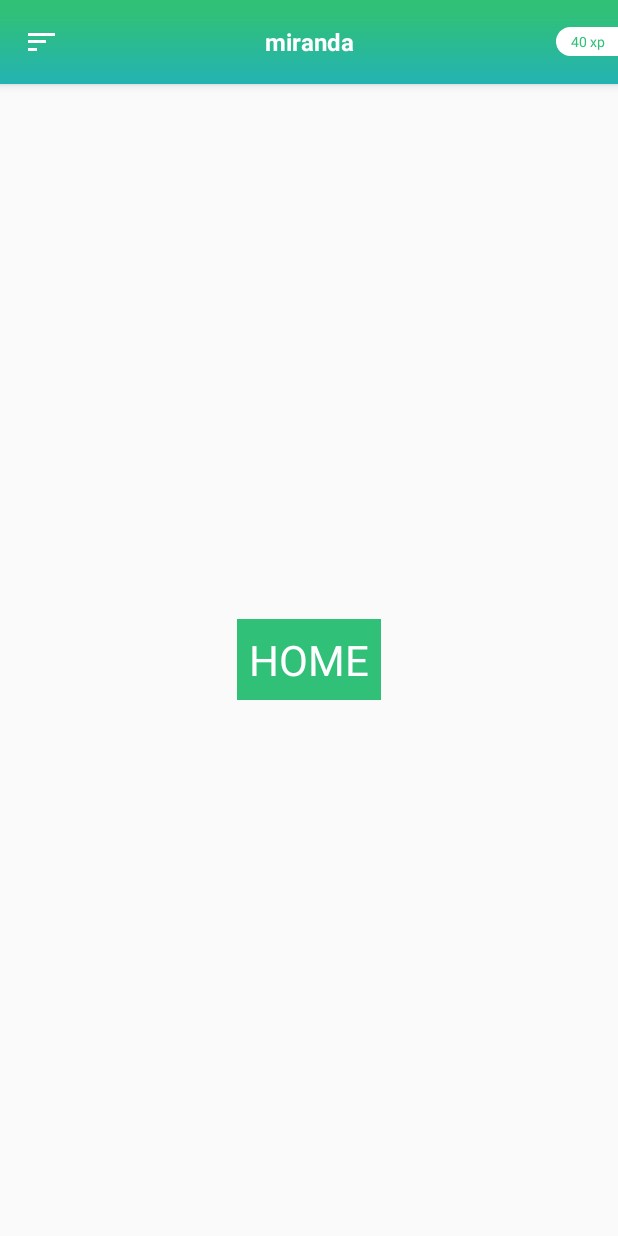
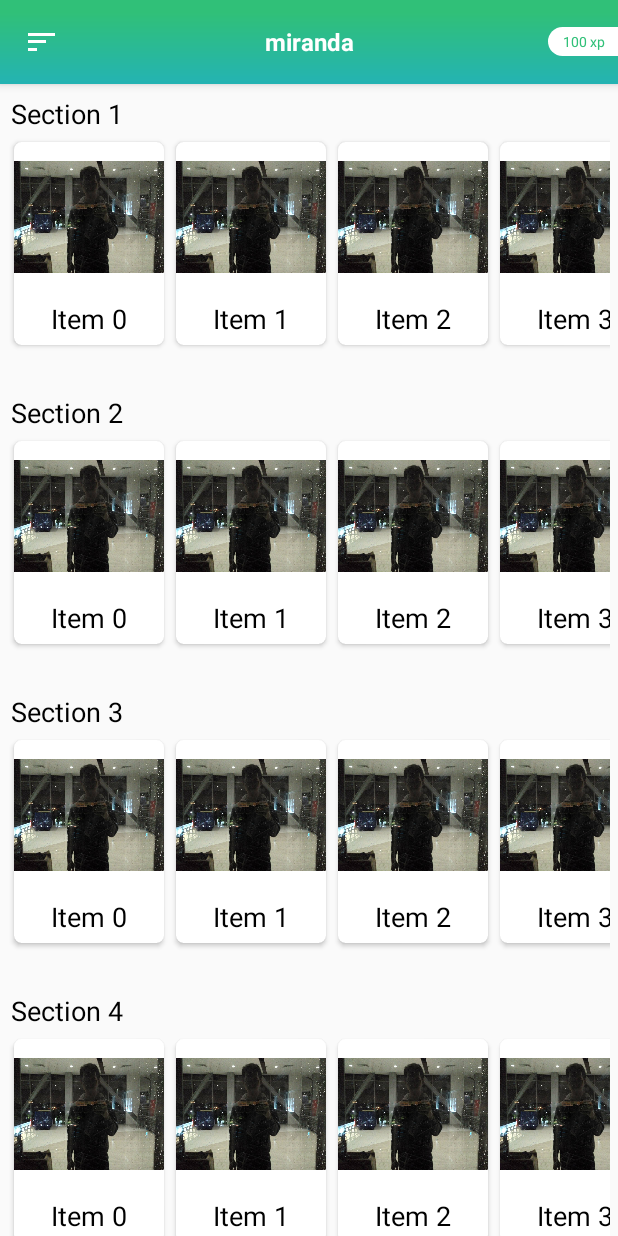
Before and after one commit to burhanahmeed/Miranda, an Android app: the screen it shows after launch (MainActivity), on a phone screen of 412 x 824 dp. Run offline under Robolectric (Android 15) with nearby library versions, the phone set to English and light mode, and no system bars.

Commit message:
swipe not done

```diff
--- a/app/build.gradle
+++ b/app/build.gradle
@@ -37,7 +37,5 @@ dependencies {
     compile 'de.hdodenhof:circleimageview:1.2.1'
     compile 'com.android.support:recyclerview-v7:26.0.+'
     compile 'com.android.support:design:26.+'
-    compile 'com.jakewharton:butterknife:8.5.1'
-    annotationProcessor 'com.jakewharton:butterknife-compiler:8.5.1'
-    apply plugin: 'com.jakewharton.butterknife'
+    compile 'com.android.support:cardview-v7:+'
 }
--- a/app/src/main/java/com/ayotong/miranda/MainActivity.java
+++ b/app/src/main/java/com/ayotong/miranda/MainActivity.java
@@ -42,7 +42,7 @@ public class MainActivity extends AppCompatActivity {
     private NavigationView navigationView;
     private DrawerLayout drawerLayout;
 
-    TextView name, cond;
+    TextView name, cond,level;
 
     @Override
     protected void onCreate(Bundle savedInstanceState) {
@@ -66,8 +66,10 @@ public class MainActivity extends AppCompatActivity {
 /*View view=navigationView.inflateHeaderView(R.layout.nav_header_main);*/
         name = (TextView)header.findViewById(R.id.username);
         cond = (TextView)header.findViewById(R.id.condisi);
+        level = (TextView)findViewById(R.id.level);
         name.setText("Teh");
         cond.setText("Healthy");
+        level.setText("100 xp");
         ImageView img = (ImageView)header.findViewById(R.id.profile_image);
         Resources res = getResources(); // need this to fetch the drawable
         Drawable draw = res.getDrawable( R.drawable.teh );
--- /dev/null
+++ b/app/src/main/java/com/ayotong/miranda/adapter/HomeRecyclerCardViewAdapter.java
@@ -0,0 +1,99 @@
+package com.ayotong.miranda.adapter;
+
+import android.content.Context;
+import android.support.v7.widget.LinearLayoutManager;
+import android.support.v7.widget.RecyclerView;
+import android.view.LayoutInflater;
+import android.view.View;
+import android.view.ViewGroup;
+import android.widget.Button;
+import android.widget.TextView;
+import android.widget.Toast;
+
+import com.ayotong.miranda.R;
+import com.ayotong.miranda.model.HomeDataModel;
+
+import java.util.ArrayList;
+
+public class HomeRecyclerCardViewAdapter extends RecyclerView.Adapter<HomeRecyclerCardViewAdapter.ItemRowHolder> {
+
+    private ArrayList<HomeDataModel> dataList;
+    private Context mContext;
+
+    public HomeRecyclerCardViewAdapter(Context context, ArrayList<HomeDataModel> dataList) {
+        this.dataList = dataList;
+        this.mContext = context;
+    }
+
+    @Override
+    public ItemRowHolder onCreateViewHolder(ViewGroup viewGroup, int i) {
+        View v = LayoutInflater.from(viewGroup.getContext()).inflate(R.layout.home_list_item, null);
+        ItemRowHolder mh = new ItemRowHolder(v);
+        return mh;
+    }
+
+    @Override
+    public void onBindViewHolder(ItemRowHolder itemRowHolder, int i) {
+
+        final String sectionName = dataList.get(i).getHeaderTitle();
+
+        ArrayList singleSectionItems = dataList.get(i).getAllItemsInSection();
+
+        itemRowHolder.itemTitle.setText(sectionName);
+
+        SectionListDataAdapter itemListDataAdapter = new SectionListDataAdapter(mContext, singleSectionItems);
+
+        itemRowHolder.recycler_view_list.setHasFixedSize(true);
+        itemRowHolder.recycler_view_list.setLayoutManager(new LinearLayoutManager(mContext, LinearLayoutManager.HORIZONTAL, false));
+        itemRowHolder.recycler_view_list.setAdapter(itemListDataAdapter);
+
+
+//        itemRowHolder.btnMore.setOnClickListener(new View.OnClickListener() {
+//            @Override
+//            public void onClick(View v) {
+//
+//
+//                Toast.makeText(v.getContext(), "click event on more, "+sectionName , Toast.LENGTH_SHORT).show();
+//
+//
+//
+//            }
+//        });
+
+
+       /* Glide.with(mContext)
+                .load(feedItem.getImageURL())
+                .diskCacheStrategy(DiskCacheStrategy.ALL)
+                .centerCrop()
+                .error(R.drawable.bg)
+                .into(feedListRowHolder.thumbView);*/
+    }
+
+    @Override
+    public int getItemCount() {
+        return (null != dataList ? dataList.size() : 0);
+    }
+
+    public class ItemRowHolder extends RecyclerView.ViewHolder {
+
+        protected TextView itemTitle;
+
+        protected RecyclerView recycler_view_list;
+
+//        protected Button btnMore;
+
+
+
+        public ItemRowHolder(View view) {
+            super(view);
+
+            this.itemTitle = (TextView) view.findViewById(R.id.itemTitle);
+            this.recycler_view_list = (RecyclerView) view.findViewById(R.id.recycler_view_list);
+//            this.btnMore= (Button) view.findViewById(R.id.btnMore);
+
+
+        }
+
+    }
+
+}
--- /dev/null
+++ b/app/src/main/java/com/ayotong/miranda/adapter/SectionListDataAdapter.java
@@ -0,0 +1,88 @@
+package com.ayotong.miranda.adapter;
+
+/**
+ * Created by burhan on 08/07/17.
+ */
+
+import android.content.Context;
+import android.support.v7.widget.RecyclerView;
+import android.view.LayoutInflater;
+import android.view.View;
+import android.view.ViewGroup;
+import android.widget.ImageView;
+import android.widget.TextView;
+import android.widget.Toast;
+
+import com.ayotong.miranda.R;
+import com.ayotong.miranda.model.Home_carousel;
+
+import java.util.ArrayList;
+
+public class SectionListDataAdapter extends RecyclerView.Adapter<SectionListDataAdapter.SingleItemRowHolder> {
+
+    private ArrayList<Home_carousel> itemsList;
+    private Context mContext;
+
+    public SectionListDataAdapter(Context context, ArrayList<Home_carousel> itemsList) {
+        this.itemsList = itemsList;
+        this.mContext = context;
+    }
+
+    @Override
+    public SingleItemRowHolder onCreateViewHolder(ViewGroup viewGroup, int i) {
+        View v = LayoutInflater.from(viewGroup.getContext()).inflate(R.layout.carousel_home, null);
+        SingleItemRowHolder mh = new SingleItemRowHolder(v);
+        return mh;
+    }
+
+    @Override
+    public void onBindViewHolder(SingleItemRowHolder holder, int i) {
+
+        Home_carousel singleItem = itemsList.get(i);
+
+        holder.tvTitle.setText(singleItem.getName());
+
+
+       /* Glide.with(mContext)
+                .load(feedItem.getImageURL())
+                .diskCacheStrategy(DiskCacheStrategy.ALL)
+                .centerCrop()
+                .error(R.drawable.bg)
+                .into(feedListRowHolder.thumbView);*/
+    }
+
+    @Override
+    public int getItemCount() {
+        return (null != itemsList ? itemsList.size() : 0);
+    }
+
+    public class SingleItemRowHolder extends RecyclerView.ViewHolder {
+
+        protected TextView tvTitle;
+
+        protected ImageView itemImage;
+
+
+        public SingleItemRowHolder(View view) {
+            super(view);
+
+            this.tvTitle = (TextView) view.findViewById(R.id.tvTitle);
+            this.itemImage = (ImageView) view.findViewById(R.id.itemImage);
+
+
+            view.setOnClickListener(new View.OnClickListener() {
+                @Override
+                public void onClick(View v) {
+
+
+                    Toast.makeText(v.getContext(), tvTitle.getText(), Toast.LENGTH_SHORT).show();
+
+                }
+            });
+
+
+        }
+
+    }
+
+}
--- a/app/src/main/java/com/ayotong/miranda/app/Home_fragment.java
+++ b/app/src/main/java/com/ayotong/miranda/app/Home_fragment.java
@@ -1,24 +1,76 @@
 package com.ayotong.miranda.app;
 
 //import android.app.Fragment;
+import android.support.annotation.Nullable;
 import android.support.v4.app.Fragment;
+import android.support.v7.app.AppCompatActivity;
 import android.os.Bundle;
-import android.support.annotation.Nullable;
+import android.support.v7.widget.LinearLayoutManager;
+import android.support.v7.widget.RecyclerView;
+import android.view.GestureDetector;
 import android.view.LayoutInflater;
+import android.view.MotionEvent;
 import android.view.View;
 import android.view.ViewGroup;
+import android.widget.Toast;
+;
+import com.ayotong.miranda.R;
+import com.ayotong.miranda.adapter.HomeRecyclerCardViewAdapter;
+import com.ayotong.miranda.model.HomeDataModel;
+import com.ayotong.miranda.model.Home_carousel;
 
-import com.ayotong.miranda.R;
+import java.util.ArrayList;
 
 /**
  * Created by burhan on 06/07/17.
  */
 
 public class Home_fragment extends Fragment {
+
+    RecyclerView recyclerView;
+    ArrayList<String> Number;
+    RecyclerView.LayoutManager RecyclerViewLayoutManager;
+    HomeRecyclerCardViewAdapter homeRecycle;
+    LinearLayoutManager HorizontalLayout;
+    View ChildView;
+    int RecyclerViewItemPosition;
+    ArrayList<HomeDataModel> allSampleData;
+
     @Nullable
     @Override
     public View onCreateView(LayoutInflater inflater, ViewGroup container, Bundle savedInstanceState) {
-        View v = inflater.inflate(R.layout.fragment_home,container,false);
-        return v;
+        View v = inflater.inflate(R.layout.fragment_home, container, false);
+
+        allSampleData = new ArrayList<HomeDataModel>();
+
+        createDummyData();
+        recyclerView = (RecyclerView) v.findViewById(R.id.home_carousel);
+        recyclerView.setHasFixedSize(true);
+        HomeRecyclerCardViewAdapter homeAdapter = new HomeRecyclerCardViewAdapter(getActivity(), allSampleData);
+        recyclerView.setLayoutManager(new LinearLayoutManager(getActivity(), LinearLayoutManager.VERTICAL, false));
+
+        recyclerView.setAdapter(homeAdapter);
+
+        return v; //return the fragmentview
+    }
+
+    // function to add items in RecyclerView.
+    public void createDummyData() {
+        for (int i = 1; i <= 5; i++) {
+
+            HomeDataModel dm = new HomeDataModel();
+
+            dm.setHeaderTitle("Section " + i);
+
+            ArrayList<Home_carousel> singleItem = new ArrayList<Home_carousel>();
+            for (int j = 0; j <= 5; j++) {
+                singleItem.add(new Home_carousel("Item " + j, "URL " + j));
+            }
+
+            dm.setAllItemsInSection(singleItem);
+
+            allSampleData.add(dm);
+
+        }
     }
 }
--- /dev/null
+++ b/app/src/main/java/com/ayotong/miranda/model/HomeDataModel.java
@@ -0,0 +1,39 @@
+package com.ayotong.miranda.model;
+
+import java.util.ArrayList;
+/**
+ * Created by burhan on 08/07/17.
+ */
+
+public class HomeDataModel {
+    private String headerTitle;
+    private ArrayList<Home_carousel> allItemsInSection;
+
+
+    public HomeDataModel() {
+
+    }
+    public HomeDataModel(String headerTitle, ArrayList<Home_carousel> allItemsInSection) {
+        this.headerTitle = headerTitle;
+        this.allItemsInSection = allItemsInSection;
+    }
+
+
+
+    public String getHeaderTitle() {
+        return headerTitle;
+    }
+
+    public void setHeaderTitle(String headerTitle) {
+        this.headerTitle = headerTitle;
+    }
+
+    public ArrayList<Home_carousel> getAllItemsInSection() {
+        return allItemsInSection;
+    }
+
+    public void setAllItemsInSection(ArrayList<Home_carousel> allItemsInSection) {
+        this.allItemsInSection = allItemsInSection;
+    }
+
+}
--- /dev/null
+++ b/app/src/main/java/com/ayotong/miranda/model/Home_carousel.java
@@ -0,0 +1,45 @@
+package com.ayotong.miranda.model;
+
+/**
+ * Created by burhan on 08/07/17.
+ */
+
+public class Home_carousel {
+    private String name;
+    private String url;
+    private String description;
+
+
+    public Home_carousel() {
+    }
+
+    public Home_carousel(String name, String url) {
+        this.name = name;
+        this.url = url;
+    }
+
+
+    public String getUrl() {
+        return url;
+    }
+
+    public void setUrl(String url) {
+        this.url = url;
+    }
+
+    public String getName() {
+        return name;
+    }
+
+    public void setName(String name) {
+        this.name = name;
+    }
+
+    public String getDescription() {
+        return description;
+    }
+
+    public void setDescription(String description) {
+        this.description = description;
+    }
+}
--- a/app/src/main/java/com/ayotong/miranda/model/NavigationDrawerItem.java
+++ /dev/null
@@ -1,61 +0,0 @@
-package com.ayotong.miranda.model;
-
-/**
- * Created by burhan on 06/07/17.
- */
-
-import java.util.ArrayList;
-import java.util.List;
-
-import com.ayotong.miranda.R;
-
-public class NavigationDrawerItem {
-
-    private String title;
-    private int imageId;
-
-    public String getTitle() {
-        return title;
-    }
-
-    public void setTitle(String title) {
-        this.title = title;
-    }
-
-    public int getImageId() {
-        return imageId;
-    }
-
-    public void setImageId(int imageId) {
-        this.imageId = imageId;
-    }
-
-    public static List<NavigationDrawerItem> getData() {
-        List<NavigationDrawerItem> dataList = new ArrayList<>();
-
-        int[] imageIds = getImages();
-        String[] titles = getTitles();
-
-        for (int i = 0; i < titles.length; i++) {
-            NavigationDrawerItem navItem = new NavigationDrawerItem();
-            navItem.setTitle(titles[i]);
-            navItem.setImageId(imageIds[i]);
-            dataList.add(navItem);
-        }
-        return dataList;
-    }
-
-    private static int[] getImages() {
-
-        return new int[]{
-                R.drawable.ic_home_black_24dp, R.drawable.ic_reorder_black_24dp,
-                R.drawable.ic_trending_up_black_24dp, R.drawable.icon_menu_about};
-    }
-
-    private static String[] getTitles() {
-
-        return new String[] {
-                "Home", "Articles", "Stats", "About"
-        };
-    }
-}
--- /dev/null
+++ b/app/src/main/res/layout/carousel_home.xml
@@ -0,0 +1,41 @@
+<?xml version="1.0" encoding="utf-8"?>
+<android.support.v7.widget.CardView xmlns:android="http://schemas.android.com/apk/res/android"
+    xmlns:app="http://schemas.android.com/apk/res-auto"
+    android:layout_width="match_parent"
+    android:layout_height="wrap_content"
+    android:orientation="horizontal"
+    app:cardCornerRadius="5dp"
+    app:cardUseCompatPadding="true"
+    >
+
+    <LinearLayout
+        android:layout_width="match_parent"
+        android:layout_height="wrap_content"
+        android:padding="0dp"
+        android:background="?android:selectableItemBackground"
+        android:orientation="vertical">
+
+        <ImageView
+            android:id="@+id/itemImage"
+            android:layout_width="100dp"
+            android:layout_height="100dp"
+            android:layout_gravity="center_horizontal"
+            android:scaleType="fitCenter"
+            android:src="@drawable/teh" />
+
+
+        <TextView
+            android:id="@+id/tvTitle"
+            android:layout_width="match_parent"
+            android:layout_height="wrap_content"
+            android:layout_below="@id/itemImage"
+            android:gravity="center"
+            android:padding="5dp"
+            android:text="Sample title"
+            android:textColor="@android:color/black"
+            android:textSize="18sp" />
+
+
+    </LinearLayout>
+
+</android.support.v7.widget.CardView>
--- a/app/src/main/res/layout/fragment_home.xml
+++ b/app/src/main/res/layout/fragment_home.xml
@@ -1,17 +1,16 @@
 <?xml version="1.0" encoding="utf-8"?>
 <RelativeLayout xmlns:android="http://schemas.android.com/apk/res/android"
-    android:orientation="vertical" android:layout_width="match_parent"
-    android:layout_height="match_parent">
+    xmlns:tools="http://schemas.android.com/tools"
+    android:layout_width="match_parent"
+    android:layout_height="match_parent"
+    tools:context=".app.Home_fragment"
+    android:id="@+id/relativelayout1">
 
-    <TextView
-        android:layout_width="wrap_content"
-        android:layout_height="wrap_content"
-        android:text="HOME"
-        android:padding="8dp"
-        android:textColor="#fff"
-        android:background="@color/colorPrimary"
-        android:textSize="28sp"
-        android:id="@+id/textView"
-        android:layout_centerVertical="true"
-        android:layout_centerHorizontal="true" />
+    <android.support.v7.widget.RecyclerView
+        android:id="@+id/home_carousel"
+        android:layout_width="match_parent"
+        android:layout_height="match_parent"
+        android:scrollbars="none"/>
+
+
 </RelativeLayout>
--- /dev/null
+++ b/app/src/main/res/layout/home_list_item.xml
@@ -0,0 +1,40 @@
+<?xml version="1.0" encoding="utf-8"?>
+<LinearLayout xmlns:android="http://schemas.android.com/apk/res/android"
+    android:layout_width="match_parent"
+    android:layout_height="wrap_content"
+
+    android:background="?android:selectableItemBackground"
+    android:orientation="vertical"
+    android:padding="5dp">
+
+    <RelativeLayout
+        android:layout_width="match_parent"
+        android:layout_height="wrap_content"
+        android:padding="2dp">
+
+
+        <TextView
+            android:id="@+id/itemTitle"
+            android:layout_width="wrap_content"
+            android:layout_height="wrap_content"
+            android:layout_alignParentLeft="true"
+            android:layout_alignParentStart="true"
+            android:layout_centerVertical="true"
+            android:layout_gravity="center_vertical"
+            android:layout_toLeftOf="@+id/btnMore"
+            android:text="Sample title"
+            android:textColor="@android:color/black"
+            android:textSize="18sp" />
+
+
+    </RelativeLayout>
+
+    <android.support.v7.widget.RecyclerView
+        android:id="@+id/recycler_view_list"
+        android:layout_width="match_parent"
+        android:layout_height="160dp"
+        android:layout_gravity="center_vertical"
+        android:orientation="horizontal" />
+
+
+</LinearLayout>
```
Also changed, not shown: 16 other files.
